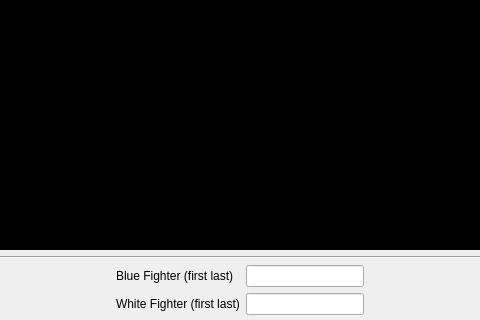
First picture: the form in SingleTournament/mainwindow.ui, repository fmuecke/Ipponboard, before the edit; both pictures show x 142 to 622 and y 280 to 600 of the 800 by 600 pixel window.
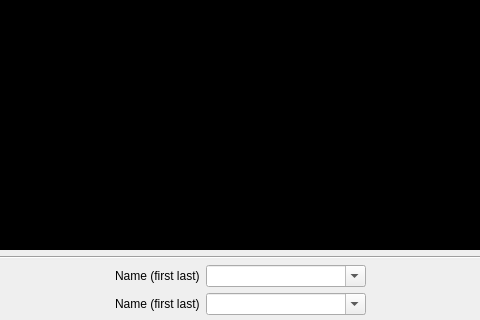
Second picture: the form after the edit. Icons and pictures are not drawn.

Commit message: added Fugue license attribution; implemented fighter auto-complete input (includes import/export from/to file)

What changed in the file:
```diff
--- a/SingleTournament/mainwindow.ui
+++ b/SingleTournament/mainwindow.ui
@@ -107,16 +107,6 @@
       <property name="rightMargin">
        <number>5</number>
       </property>
-      <item row="1" column="5">
-       <widget class="QLineEdit" name="lineEdit_name_white">
-        <property name="focusPolicy">
-         <enum>Qt::ClickFocus</enum>
-        </property>
-        <property name="styleSheet">
-         <string notr="true"/>
-        </property>
-       </widget>
-      </item>
       <item row="1" column="4">
        <widget class="QLabel" name="label_2">
         <property name="font">
@@ -129,7 +119,7 @@
          <string notr="true"/>
         </property>
         <property name="text">
-         <string>White Fighter (first last)</string>
+         <string>Name (first last)</string>
         </property>
        </widget>
       </item>
@@ -146,16 +136,6 @@
         </property>
        </widget>
       </item>
-      <item row="0" column="5">
-       <widget class="QLineEdit" name="lineEdit_name_blue">
-        <property name="focusPolicy">
-         <enum>Qt::ClickFocus</enum>
-        </property>
-        <property name="styleSheet">
-         <string notr="true"/>
-        </property>
-       </widget>
-      </item>
       <item row="0" column="4">
        <widget class="QLabel" name="label">
         <property name="font">
@@ -174,7 +154,7 @@
          <enum>QFrame::Plain</enum>
         </property>
         <property name="text">
-         <string>Blue Fighter (first last)</string>
+         <string>Name (first last)</string>
         </property>
        </widget>
       </item>
@@ -312,6 +292,68 @@
         </property>
        </widget>
       </item>
+      <item row="1" column="5">
+       <widget class="QComboBox" name="comboBox_name_white">
+        <property name="sizePolicy">
+         <sizepolicy hsizetype="Expanding" vsizetype="Fixed">
+          <horstretch>0</horstretch>
+          <verstretch>0</verstretch>
+         </sizepolicy>
+        </property>
+        <property name="minimumSize">
+         <size>
+          <width>160</width>
+          <height>0</height>
+         </size>
+        </property>
+        <property name="mouseTracking">
+         <bool>true</bool>
+        </property>
+        <property name="focusPolicy">
+         <enum>Qt::ClickFocus</enum>
+        </property>
+        <property name="editable">
+         <bool>true</bool>
+        </property>
+        <property name="insertPolicy">
+         <enum>QComboBox::InsertAlphabetically</enum>
+        </property>
+        <property name="frame">
+         <bool>true</bool>
+        </property>
+       </widget>
+      </item>
+      <item row="0" column="5">
+       <widget class="QComboBox" name="comboBox_name_blue">
+        <property name="sizePolicy">
+         <sizepolicy hsizetype="Expanding" vsizetype="Fixed">
+          <horstretch>0</horstretch>
+          <verstretch>0</verstretch>
+         </sizepolicy>
+        </property>
+        <property name="minimumSize">
+         <size>
+          <width>160</width>
+          <height>0</height>
+         </size>
+        </property>
+        <property name="mouseTracking">
+         <bool>true</bool>
+        </property>
+        <property name="focusPolicy">
+         <enum>Qt::ClickFocus</enum>
+        </property>
+        <property name="editable">
+         <bool>true</bool>
+        </property>
+        <property name="insertPolicy">
+         <enum>QComboBox::InsertAlphabetically</enum>
+        </property>
+        <property name="frame">
+         <bool>true</bool>
+        </property>
+       </widget>
+      </item>
      </layout>
     </item>
    </layout>
```
Left out of the diff: 32 changed lines with no effect on the pictures. The commit also changes 3 other files.
